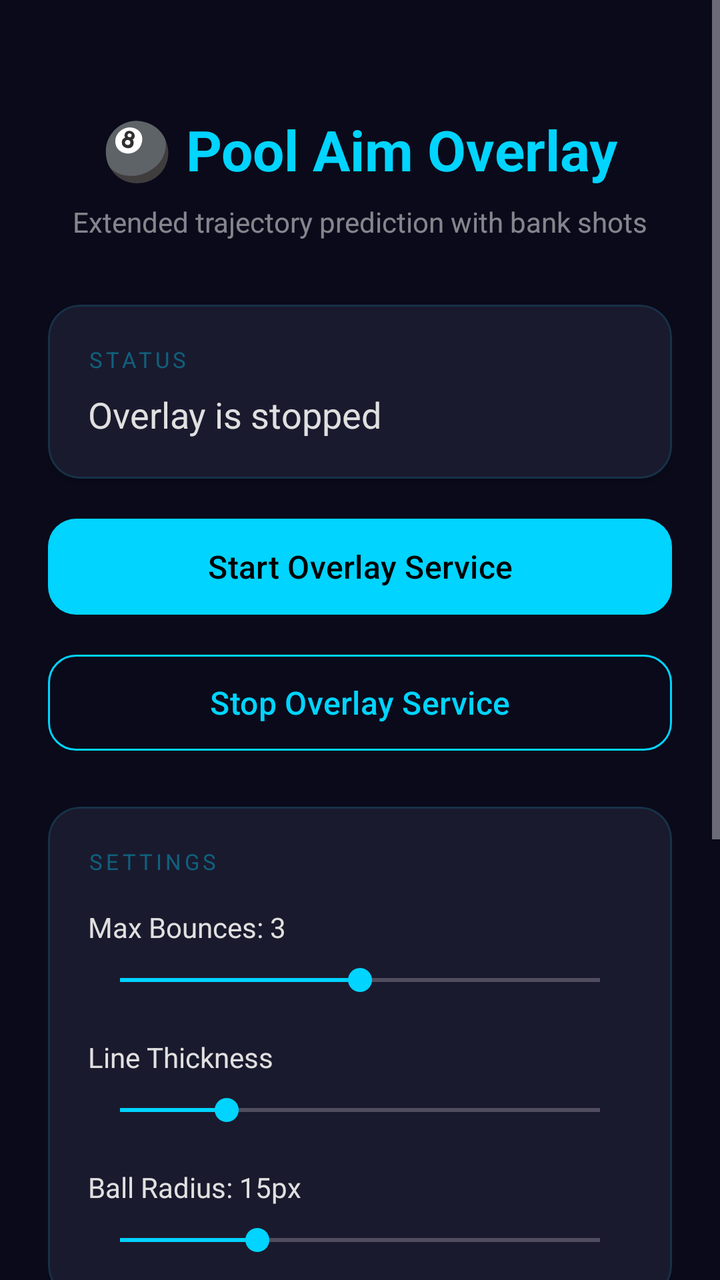
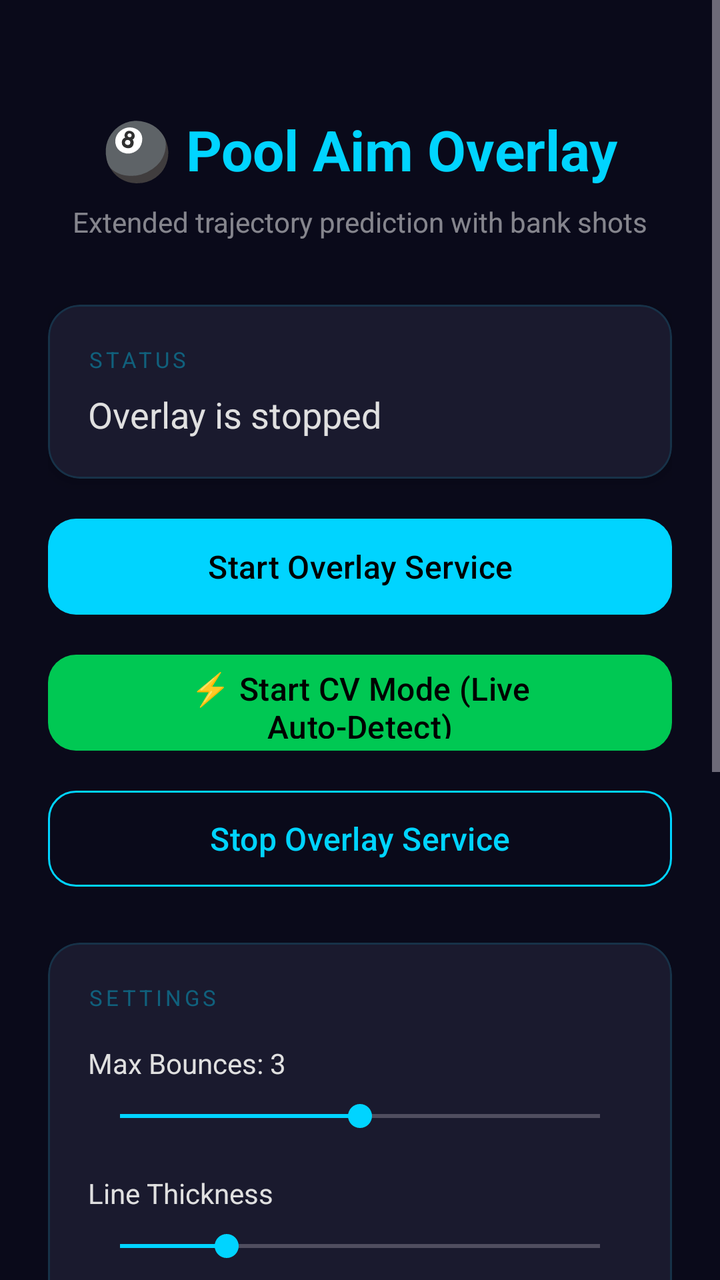

Before-and-after screenshots of an Android layout around one commit, followed by the original layout XML and the change that was made.
<!-- AndroidManifest.xml: activity theme Theme.PoolAim -->
<!-- res/layout/activity_main.xml -->
<?xml version="1.0" encoding="utf-8"?>
<ScrollView xmlns:android="http://schemas.android.com/apk/res/android"
    xmlns:app="http://schemas.android.com/apk/res-auto"
    android:layout_width="match_parent"
    android:layout_height="match_parent"
    android:background="@color/surface"
    android:fillViewport="true">

    <LinearLayout
        android:layout_width="match_parent"
        android:layout_height="wrap_content"
        android:orientation="vertical"
        android:padding="24dp"
        android:gravity="center_horizontal">

        <TextView
            android:layout_width="wrap_content"
            android:layout_height="wrap_content"
            android:text="🎱 Pool Aim Overlay"
            android:textSize="28sp"
            android:textColor="@color/accent"
            android:textStyle="bold"
            android:layout_marginTop="32dp"
            android:layout_marginBottom="8dp" />

        <TextView
            android:layout_width="wrap_content"
            android:layout_height="wrap_content"
            android:text="Extended trajectory prediction with bank shots"
            android:textSize="14sp"
            android:textColor="#80FFFFFF"
            android:layout_marginBottom="32dp" />

        
        <com.google.android.material.card.MaterialCardView
            android:layout_width="match_parent"
            android:layout_height="wrap_content"
            android:layout_marginBottom="16dp"
            app:cardBackgroundColor="@color/primary"
            app:cardCornerRadius="16dp"
            app:cardElevation="4dp"
            app:strokeWidth="1dp"
            app:strokeColor="#2000D4FF">

            <LinearLayout
                android:layout_width="match_parent"
                android:layout_height="wrap_content"
                android:orientation="vertical"
                android:padding="20dp">

                <TextView
                    android:layout_width="wrap_content"
                    android:layout_height="wrap_content"
                    android:text="STATUS"
                    android:textSize="11sp"
                    android:textColor="#6000D4FF"
                    android:letterSpacing="0.15"
                    android:layout_marginBottom="8dp" />

                <TextView
                    android:id="@+id/tvStatus"
                    android:layout_width="wrap_content"
                    android:layout_height="wrap_content"
                    android:text="@string/status_inactive"
                    android:textSize="18sp"
                    android:textColor="@color/on_surface" />
            </LinearLayout>
        </com.google.android.material.card.MaterialCardView>

        
        <com.google.android.material.button.MaterialButton
            android:id="@+id/btnStart"
            android:layout_width="match_parent"
            android:layout_height="56dp"
            android:text="@string/btn_start"
            android:textSize="16sp"
            android:layout_marginBottom="12dp"
            app:cornerRadius="14dp"
            app:backgroundTint="@color/accent"
            android:textColor="#FF000000" />

        <com.google.android.material.button.MaterialButton
            android:id="@+id/btnStop"
            style="@style/Widget.Material3.Button.OutlinedButton"
            android:layout_width="match_parent"
            android:layout_height="56dp"
            android:text="@string/btn_stop"
            android:textSize="16sp"
            android:layout_marginBottom="24dp"
            android:enabled="false"
            app:cornerRadius="14dp"
            app:strokeColor="@color/accent"
            android:textColor="@color/accent" />

        
        <com.google.android.material.card.MaterialCardView
            android:layout_width="match_parent"
            android:layout_height="wrap_content"
            android:layout_marginBottom="16dp"
            app:cardBackgroundColor="@color/primary"
            app:cardCornerRadius="16dp"
            app:cardElevation="4dp"
            app:strokeWidth="1dp"
            app:strokeColor="#2000D4FF">

            <LinearLayout
                android:layout_width="match_parent"
                android:layout_height="wrap_content"
                android:orientation="vertical"
                android:padding="20dp">

                <TextView
                    android:layout_width="wrap_content"
                    android:layout_height="wrap_content"
                    android:text="SETTINGS"
                    android:textSize="11sp"
                    android:textColor="#6000D4FF"
                    android:letterSpacing="0.15"
                    android:layout_marginBottom="16dp" />

                <TextView
                    android:id="@+id/tvBounces"
                    android:layout_width="wrap_content"
                    android:layout_height="wrap_content"
                    android:text="Max Bounces: 3"
                    android:textSize="14sp"
                    android:textColor="@color/on_surface"
                    android:layout_marginBottom="8dp" />

                <SeekBar
                    android:id="@+id/seekBounces"
                    android:layout_width="match_parent"
                    android:layout_height="wrap_content"
                    android:min="1"
                    android:max="5"
                    android:progress="3"
                    android:progressTint="@color/accent"
                    android:thumbTint="@color/accent"
                    android:layout_marginBottom="20dp" />

                <TextView
                    android:layout_width="wrap_content"
                    android:layout_height="wrap_content"
                    android:text="Line Thickness"
                    android:textSize="14sp"
                    android:textColor="@color/on_surface"
                    android:layout_marginBottom="8dp" />

                <SeekBar
                    android:id="@+id/seekThickness"
                    android:layout_width="match_parent"
                    android:layout_height="wrap_content"
                    android:min="1"
                    android:max="10"
                    android:progress="3"
                    android:progressTint="@color/accent"
                    android:thumbTint="@color/accent"
                    android:layout_marginBottom="20dp" />

                <TextView
                    android:id="@+id/tvBallRadius"
                    android:layout_width="wrap_content"
                    android:layout_height="wrap_content"
                    android:text="Ball Radius: 15px"
                    android:textSize="14sp"
                    android:textColor="@color/on_surface"
                    android:layout_marginBottom="8dp" />

                <SeekBar
                    android:id="@+id/seekBallRadius"
                    android:layout_width="match_parent"
                    android:layout_height="wrap_content"
                    android:min="5"
                    android:max="40"
                    android:progress="15"
                    android:progressTint="@color/accent"
                    android:thumbTint="@color/accent" />
            </LinearLayout>
        </com.google.android.material.card.MaterialCardView>

        
        <com.google.android.material.card.MaterialCardView
            android:layout_width="match_parent"
            android:layout_height="wrap_content"
            android:layout_marginBottom="24dp"
            app:cardBackgroundColor="@color/primary"
            app:cardCornerRadius="16dp"
            app:cardElevation="4dp"
            app:strokeWidth="1dp"
            app:strokeColor="#2000D4FF">

            <LinearLayout
                android:layout_width="match_parent"
                android:layout_height="wrap_content"
                android:orientation="vertical"
                android:padding="20dp">

                <TextView
                    android:layout_width="wrap_content"
                    android:layout_height="wrap_content"
                    android:text="HOW TO USE"
                    android:textSize="11sp"
                    android:textColor="#6000D4FF"
                    android:letterSpacing="0.15"
                    android:layout_marginBottom="12dp" />

                <TextView
                    android:layout_width="wrap_content"
                    android:layout_height="wrap_content"
                    android:text="1. Tap Start to launch the overlay\n2. Open 8 Ball Pool\n3. Tap ⚙ on the floating bar to enter Setup Mode\n4. Drag corners to align with the table rails\n5. Tap ⚙ again to lock boundaries\n6. Tap 🎯 to toggle aim lines\n7. Drag the white marker to your cue ball\n8. Drag the red marker to the target ball\n9. The trajectory and bank shots will appear!"
                    android:textSize="13sp"
                    android:textColor="#B0FFFFFF"
                    android:lineSpacingExtra="4dp" />
            </LinearLayout>
        </com.google.android.material.card.MaterialCardView>

    </LinearLayout>
</ScrollView>
<!-- resources referenced by this layout -->
<resources>
  <color name="accent">#FF00D4FF</color>
  <color name="on_surface">#FFE0E0E0</color>
  <color name="primary">#FF1A1A2E</color>
  <color name="surface">#FF0A0A1A</color>
  <string name="btn_start">Start Overlay Service</string>
  <string name="btn_stop">Stop Overlay Service</string>
  <string name="status_inactive">Overlay is stopped</string>
  <style name="Theme.PoolAim" parent="Theme.Material3.Dark.NoActionBar">
          <item name="colorPrimary">@color/primary</item>
          <item name="colorPrimaryVariant">@color/primary_variant</item>
          <item name="colorSecondary">@color/secondary</item>
          <item name="colorOnPrimary">@color/on_primary</item>
          <item name="android:statusBarColor">@color/surface</item>
          <item name="android:navigationBarColor">@color/surface</item>
      </style>
  <color name="primary_variant">#FF16213E</color>
  <color name="secondary">#FF0F3460</color>
  <color name="on_primary">#FFFFFFFF</color>
</resources>

<!-- the commit's change to res/layout/activity_main.xml (unified diff, before → after) -->
@@ -77,6 +77,17 @@
             android:layout_marginBottom="12dp"
             app:cornerRadius="14dp"
             app:backgroundTint="@color/accent"
+            android:textColor="#FF000000" />
+
+        <com.google.android.material.button.MaterialButton
+            android:id="@+id/btnStartCv"
+            android:layout_width="match_parent"
+            android:layout_height="56dp"
+            android:text="@string/btn_start_cv"
+            android:textSize="16sp"
+            android:layout_marginBottom="12dp"
+            app:cornerRadius="14dp"
+            app:backgroundTint="#FF00C853"
             android:textColor="#FF000000" />
 
         <com.google.android.material.button.MaterialButton
@@ -207,7 +218,7 @@
                 <TextView
                     android:layout_width="wrap_content"
                     android:layout_height="wrap_content"
-                    android:text="1. Tap Start to launch the overlay\n2. Open 8 Ball Pool\n3. Tap ⚙ on the floating bar to enter Setup Mode\n4. Drag corners to align with the table rails\n5. Tap ⚙ again to lock boundaries\n6. Tap 🎯 to toggle aim lines\n7. Drag the white marker to your cue ball\n8. Drag the red marker to the target ball\n9. The trajectory and bank shots will appear!"
+                    android:text="⚡ CV Mode (Auto-detect):\n1. Tap START CV MODE\n2. Allow screen capture in the OS dialog\n3. Switch to 8 Ball Pool — lines update automatically!\n\n🎯 Manual Mode (Fallback):\n1. Tap Start Overlay\n2. Open 8 Ball Pool, use ⚙ to set table corners\n3. Use 🎯 to show aim lines\n4. Drag white/red markers to balls"
                     android:textSize="13sp"
                     android:textColor="#B0FFFFFF"
                     android:lineSpacingExtra="4dp" />
<!-- resource entries referenced after the edit -->
@@ -5,6 +5,7 @@
   <color name="primary">#FF1A1A2E</color>
   <color name="surface">#FF0A0A1A</color>
   <string name="btn_start">Start Overlay Service</string>
+  <string name="btn_start_cv">⚡ Start CV Mode (Live Auto-Detect)</string>
   <string name="btn_stop">Stop Overlay Service</string>
   <string name="status_inactive">Overlay is stopped</string>
   <style name="Theme.PoolAim" parent="Theme.Material3.Dark.NoActionBar">
